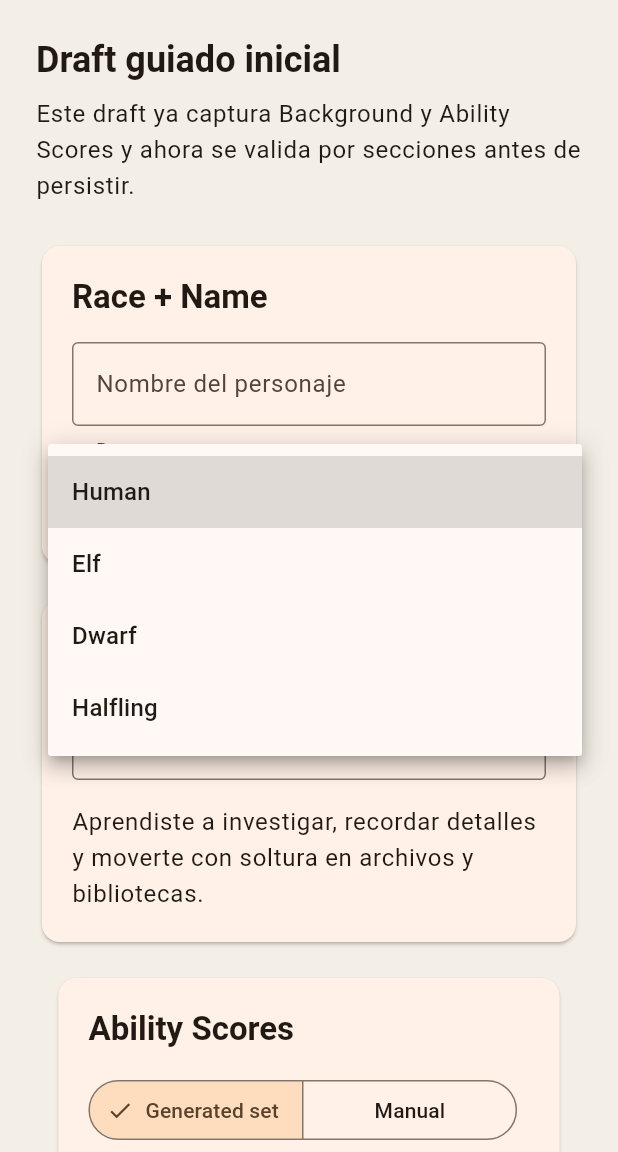
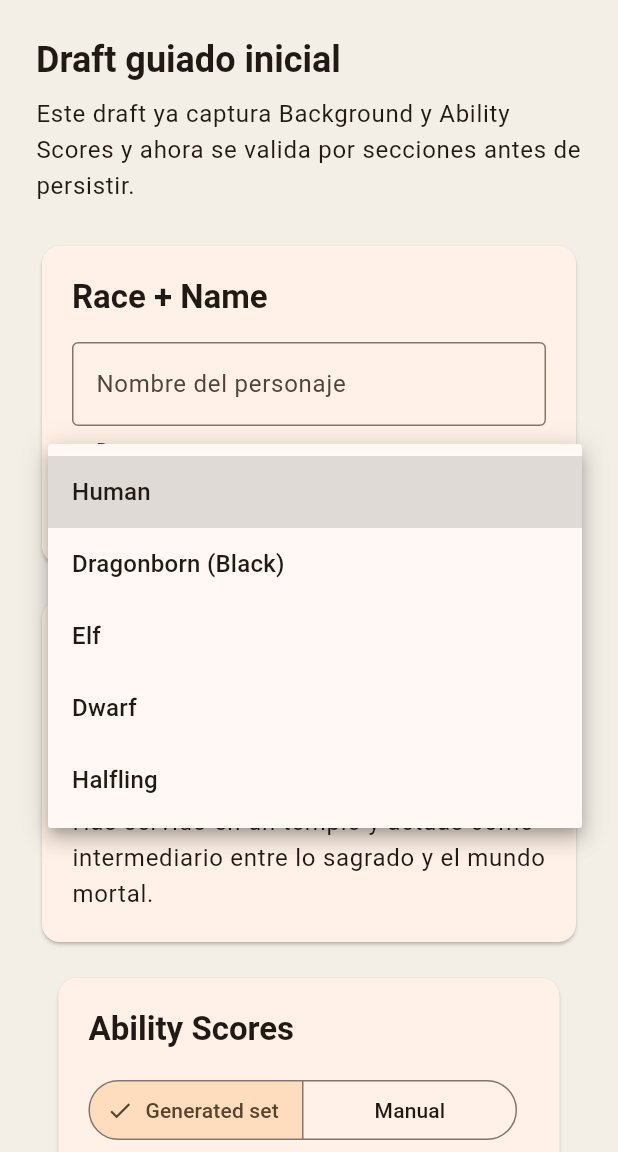
Before and after one commit to JuanEstrada/adventure-vault-character, a Flutter app: the screen it shows after launch, after a tap on "Continuar offline", after a tap on "Crear personaje nuevo", after a tap on "Human", on a phone screen of 412 x 824 dp, the part 84-1236 px from its top. Run offline on Flutter 3.47's test engine with Material 3 defaults, Android fonts, the phone set to English and light mode, and no system bars; our stand-ins replace drift, drift_flutter; accounts and stored records are empty; generated files the repository leaves out were written again.

Commit message:
Seed compendium data from local assets

```diff
--- a/Adventure Vault Character/lib/src/features/characters/data/sample_character_options.dart
+++ /dev/null
@@ -1,51 +0,0 @@
-const List<String> kSampleRaceOptions = <String>[
-  'Human',
-  'Elf',
-  'Dwarf',
-  'Halfling',
-];
-
-const List<String> kSampleClassOptions = <String>[
-  'Fighter',
-  'Wizard',
-  'Rogue',
-  'Cleric',
-];
-
-const List<SampleBackgroundOption> kSampleBackgroundOptions =
-    <SampleBackgroundOption>[
-  SampleBackgroundOption(
-    id: 'scholar',
-    name: 'Scholar',
-    summary:
-        'Aprendiste a investigar, recordar detalles y moverte con soltura en archivos y bibliotecas.',
-  ),
-  SampleBackgroundOption(
-    id: 'soldier',
-    name: 'Soldier',
-    summary:
-        'Tu entrenamiento militar te da disciplina, presencia y experiencia siguiendo cadenas de mando.',
-  ),
-  SampleBackgroundOption(
-    id: 'wanderer',
-    name: 'Wanderer',
-    summary:
-        'Pasaste anos en camino, resolviendo problemas con recursos limitados y trato con desconocidos.',
-  ),
-];
-
-const List<int> kGeneratedAbilityScoreSet = <int>[15, 14, 13, 12, 10, 8];
-
-const List<int> kManualAbilityScoreOptions = <int>[8, 9, 10, 11, 12, 13, 14, 15];
-
-class SampleBackgroundOption {
-  const SampleBackgroundOption({
-    required this.id,
-    required this.name,
-    required this.summary,
-  });
-
-  final String id;
-  final String name;
-  final String summary;
-}
--- a/Adventure Vault Character/lib/src/features/characters/presentation/create_character_screen.dart
+++ b/Adventure Vault Character/lib/src/features/characters/presentation/create_character_screen.dart
@@ -1,4 +1,4 @@
-import 'package:adventure_vault_character/src/features/characters/data/sample_character_options.dart';
+import 'package:adventure_vault_character/src/features/compendium/data/sample_compendium.dart';
 import 'package:adventure_vault_character/src/features/characters/domain/create_character_input.dart';
 import 'package:flutter/material.dart';
 
--- /dev/null
+++ b/Adventure Vault Character/lib/src/features/compendium/data/sample_compendium.dart
@@ -0,0 +1,124 @@
+import 'package:adventure_vault_character/src/features/characters/domain/character_sheet_view_data.dart';
+
+const List<String> kSampleRaceOptions = <String>[
+  'Human',
+  'Dragonborn (Black)',
+  'Elf',
+  'Dwarf',
+  'Halfling',
+];
+
+const List<String> kSampleClassOptions = <String>[
+  'Fighter',
+  'Ranger',
+  'Wizard',
+  'Rogue',
+  'Cleric',
+];
+
+const List<int> kGeneratedAbilityScoreSet = <int>[15, 14, 13, 12, 10, 8];
+
+const List<int> kManualAbilityScoreOptions = <int>[8, 9, 10, 11, 12, 13, 14, 15];
+
+const List<SampleBackgroundOption> kSampleBackgroundOptions =
+    <SampleBackgroundOption>[
+  SampleBackgroundOption(
+    id: 'acolyte',
+    name: 'Acolyte',
+    summary:
+        'Has servido en un templo y actuas como intermediario entre lo sagrado y el mundo mortal.',
+    bonuses: <String>[
+      'Skills: Insight, Religion',
+      'Languages: any two of your choice',
+    ],
+    socialPerks: <String>[
+      'Shelter of the Faithful',
+      'Temple support',
+    ],
+  ),
+  SampleBackgroundOption(
+    id: 'soldier',
+    name: 'Soldier',
+    summary:
+        'Tu entrenamiento militar te da disciplina, presencia y experiencia siguiendo cadenas de mando.',
+    bonuses: <String>[
+      'Chain of command',
+      'Martial routine',
+    ],
+    socialPerks: <String>[
+      'Barracks familiarity',
+      'Veteran rapport',
+    ],
+  ),
+  SampleBackgroundOption(
+    id: 'wanderer',
+    name: 'Wanderer',
+    summary:
+        'Pasaste anos en camino, resolviendo problemas con recursos limitados y trato con desconocidos.',
+    bonuses: <String>[
+      'Pathfinding',
+      'Travel resilience',
+    ],
+    socialPerks: <String>[
+      'Road gossip',
+      'Campfire trust',
+    ],
+  ),
+];
+
+class SampleBackgroundOption {
+  const SampleBackgroundOption({
+    required this.id,
+    required this.name,
+    required this.summary,
+    required this.bonuses,
+    required this.socialPerks,
+  });
+
+  final String id;
+  final String name;
+  final String summary;
+  final List<String> bonuses;
+  final List<String> socialPerks;
+}
+
+SampleBackgroundOption? findSampleBackgroundById(String? id) {
+  for (final background in kSampleBackgroundOptions) {
+    if (background.id == id) {
+      return background;
+    }
+  }
+  return null;
+}
+
+EquipmentSummaryViewData equipmentSummaryForClass(String className) {
+  return switch (className) {
+    'Fighter' => const EquipmentSummaryViewData(
+        statusLabel: 'MVP minimal',
+        description:
+            'La hoja ya reserva un espacio para el loadout del personaje, con foco futuro en armas, armadura y gear.',
+        highlightItems: <String>[
+          'Weapon loadout pending',
+          'Armor summary pending',
+          'Gear list pending',
+        ],
+      ),
+    'Wizard' => const EquipmentSummaryViewData(
+        statusLabel: 'MVP minimal',
+        description:
+            'El detalle de implementos arcanos y gear inicial sigue pendiente de mapeo completo en la hoja.',
+        highlightItems: <String>[
+          'Arcane focus pending',
+          'Gear list pending',
+        ],
+      ),
+    _ => const EquipmentSummaryViewData(
+        statusLabel: 'MVP minimal',
+        description:
+            'Equipment sigue como panel controlado mientras el flujo de seleccion y persistencia se expande.',
+        highlightItems: <String>[
+          'Equipment mapping pending',
+        ],
+      ),
+  };
+}
```
Also changed, not shown: Adventure Vault Character/lib/src/features/characters/data/in_memory_character_repository.dart (+8 -13 lines), Adventure Vault Character/lib/src/features/characters/domain/character_sheet_mapper.dart (+11 -73 lines), 1 other file.
